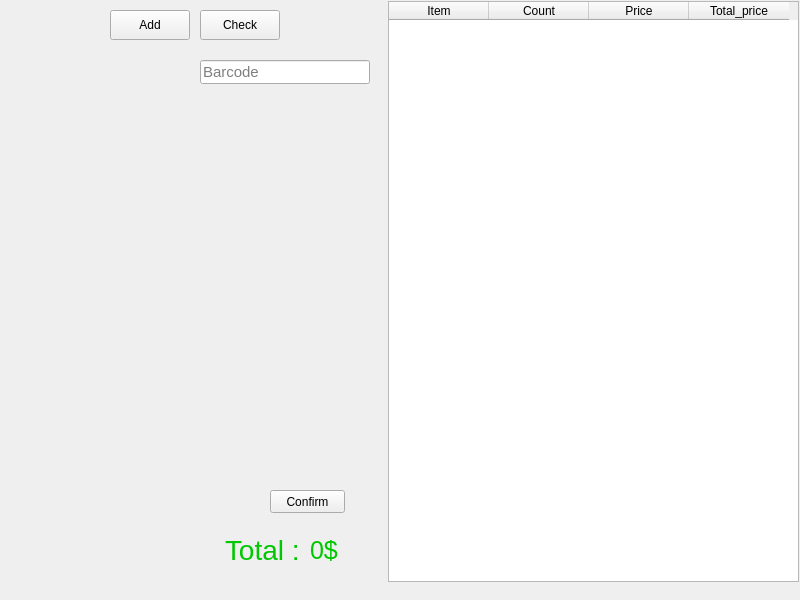
This is GUI/cashier.ui in zizo-pro/Shop_Manager as Qt 5 draws it before an edit. The edited form follows.
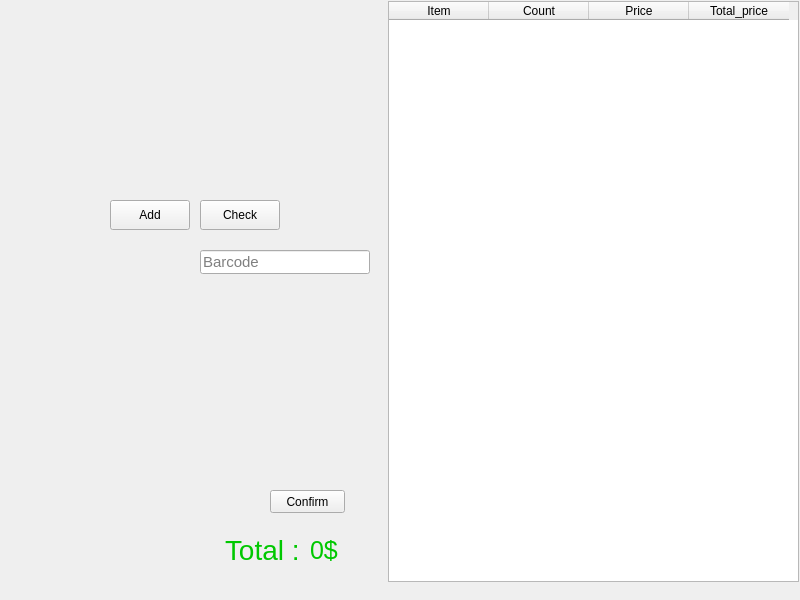
This is the edited form.

Diff of the .ui file:
```diff
--- a/GUI/cashier.ui
+++ b/GUI/cashier.ui
@@ -69,7 +69,7 @@
     <property name="geometry">
      <rect>
       <x>110</x>
-      <y>10</y>
+      <y>200</y>
       <width>80</width>
       <height>30</height>
      </rect>
@@ -82,7 +82,7 @@
     <property name="geometry">
      <rect>
       <x>200</x>
-      <y>10</y>
+      <y>200</y>
       <width>80</width>
       <height>30</height>
      </rect>
@@ -116,7 +116,7 @@
     <property name="geometry">
      <rect>
       <x>200</x>
-      <y>60</y>
+      <y>250</y>
       <width>170</width>
       <height>24</height>
      </rect>
```
